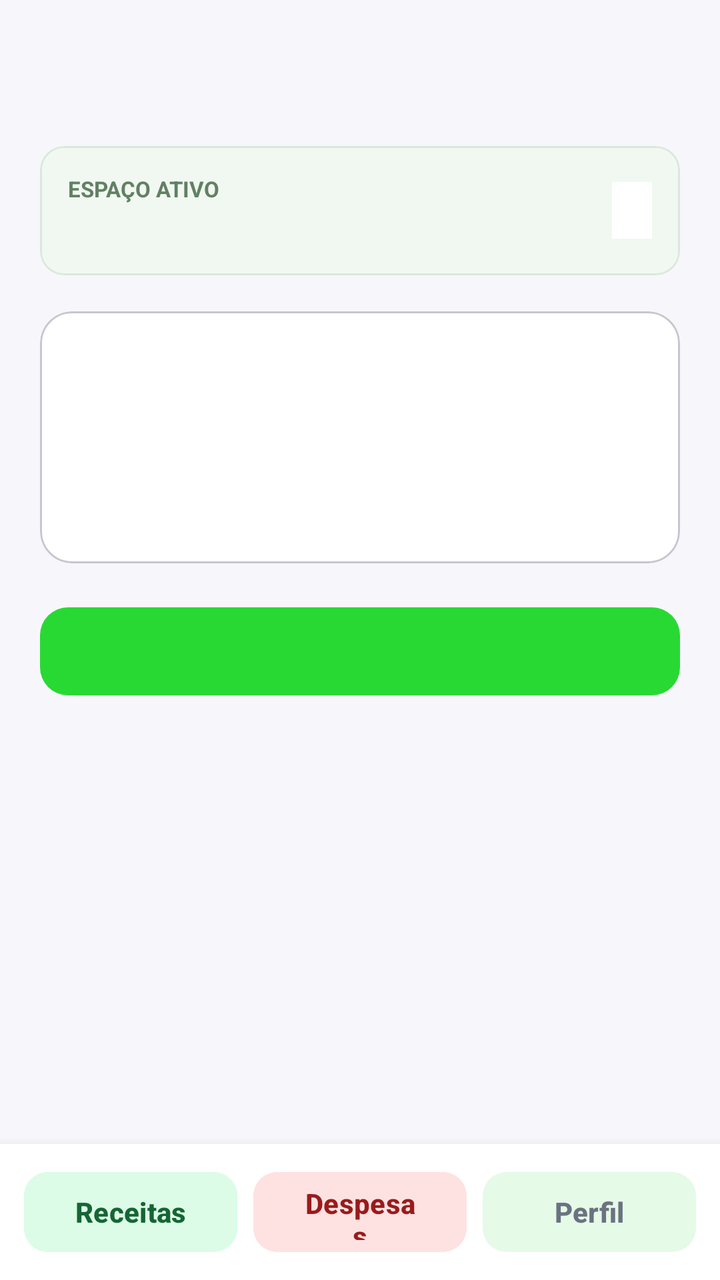
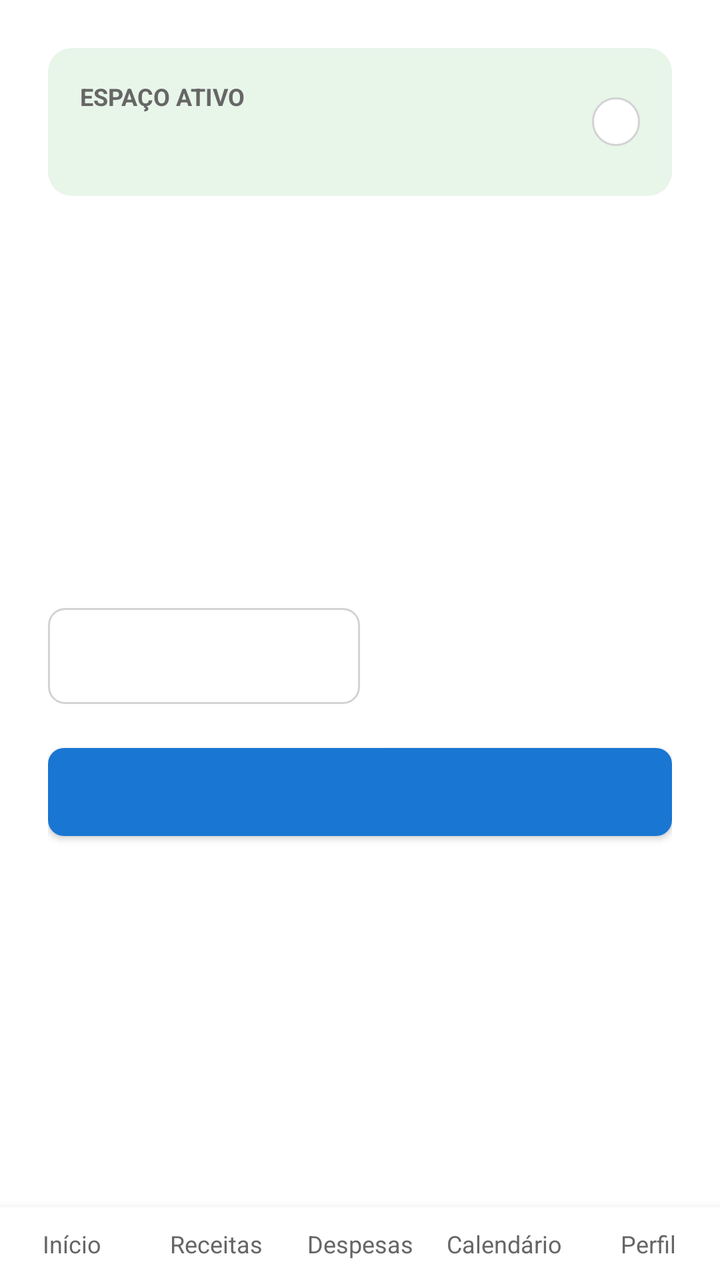

Compare the two renders of this Android layout. The source of the first and the diff that turns it into the second are given below.
<!-- AndroidManifest.xml: application theme Theme.Meu_controle -->
<!-- res/layout/activity_account_list.xml -->
<?xml version="1.0" encoding="utf-8"?>
<LinearLayout xmlns:android="http://schemas.android.com/apk/res/android"
    xmlns:app="http://schemas.android.com/apk/res-auto"
    android:layout_width="match_parent"
    android:layout_height="match_parent"
    android:background="@color/app_background"
    android:orientation="vertical">

    <ScrollView
        android:layout_width="match_parent"
        android:layout_height="0dp"
        android:layout_weight="1"
        android:clipToPadding="false"
        android:fillViewport="true">

        <LinearLayout
            android:layout_width="match_parent"
            android:layout_height="wrap_content"
            android:orientation="vertical"
            android:paddingStart="20dp"
            android:paddingTop="24dp"
            android:paddingEnd="20dp"
            android:paddingBottom="16dp">

            <TextView
                android:id="@+id/accounts_title"
                android:layout_width="match_parent"
                android:layout_height="wrap_content"
                android:textColor="@color/text_primary"
                android:textSize="26sp"
                android:textStyle="bold" />

            <com.google.android.material.card.MaterialCardView
                android:layout_width="match_parent"
                android:layout_height="wrap_content"
                android:layout_marginTop="14dp"
                app:cardBackgroundColor="@color/profile_background"
                app:cardCornerRadius="12dp"
                app:cardElevation="0dp"
                app:strokeColor="@color/profile_stroke"
                app:strokeWidth="1dp">

                <LinearLayout
                    android:layout_width="match_parent"
                    android:layout_height="wrap_content"
                    android:gravity="center_vertical"
                    android:orientation="horizontal"
                    android:padding="14dp">

                    <LinearLayout
                        android:layout_width="0dp"
                        android:layout_height="wrap_content"
                        android:layout_weight="1"
                        android:orientation="vertical">

                        <TextView
                            android:layout_width="wrap_content"
                            android:layout_height="wrap_content"
                            android:text="@string/active_space_label"
                            android:textColor="@color/profile_label"
                            android:textSize="11sp"
                            android:textStyle="bold" />

                        <TextView
                            android:id="@+id/active_space_name"
                            android:layout_width="wrap_content"
                            android:layout_height="wrap_content"
                            android:layout_marginTop="3dp"
                            android:textColor="@color/primary_green_dark"
                            android:textSize="14sp"
                            android:textStyle="bold" />
                    </LinearLayout>

                    <TextView
                        android:id="@+id/active_space_detail"
                        android:layout_width="wrap_content"
                        android:layout_height="wrap_content"
                        android:background="@color/surface"
                        android:paddingStart="10dp"
                        android:paddingTop="6dp"
                        android:paddingEnd="10dp"
                        android:paddingBottom="6dp"
                        android:textColor="@color/primary_green_dark"
                        android:textSize="12sp" />
                </LinearLayout>
            </com.google.android.material.card.MaterialCardView>

            <com.google.android.material.card.MaterialCardView
                android:id="@+id/accounts_summary_card"
                android:layout_width="match_parent"
                android:layout_height="wrap_content"
                android:layout_marginTop="18dp"
                app:cardCornerRadius="16dp"
                app:cardElevation="0dp">

                <LinearLayout
                    android:layout_width="match_parent"
                    android:layout_height="wrap_content"
                    android:orientation="vertical"
                    android:padding="20dp">

                    <TextView
                        android:id="@+id/accounts_summary_label"
                        android:layout_width="match_parent"
                        android:layout_height="wrap_content"
                        android:textColor="#EFFFFFFF"
                        android:textSize="14sp" />

                    <TextView
                        android:id="@+id/accounts_summary_amount"
                        android:layout_width="match_parent"
                        android:layout_height="wrap_content"
                        android:layout_marginTop="8dp"
                        android:textColor="@color/white"
                        android:textSize="28sp"
                        android:textStyle="bold" />

                    <TextView
                        android:id="@+id/accounts_summary_count"
                        android:layout_width="match_parent"
                        android:layout_height="wrap_content"
                        android:layout_marginTop="4dp"
                        android:textColor="#EFFFFFFF"
                        android:textSize="13sp" />
                </LinearLayout>
            </com.google.android.material.card.MaterialCardView>

            <com.google.android.material.button.MaterialButton
                android:id="@+id/new_account_button"
                android:layout_width="match_parent"
                android:layout_height="52dp"
                android:layout_marginTop="18dp"
                android:textAllCaps="false"
                android:textSize="15sp"
                android:textStyle="bold" />

            <com.google.android.material.card.MaterialCardView
                android:id="@+id/empty_accounts_card"
                android:layout_width="match_parent"
                android:layout_height="wrap_content"
                android:layout_marginTop="20dp"
                android:visibility="gone"
                app:cardBackgroundColor="@color/surface"
                app:cardCornerRadius="14dp"
                app:cardElevation="0dp"
                app:strokeColor="@color/card_stroke"
                app:strokeWidth="1dp">

                <TextView
                    android:id="@+id/empty_accounts_message"
                    android:layout_width="match_parent"
                    android:layout_height="wrap_content"
                    android:gravity="center"
                    android:padding="24dp"
                    android:text="@string/empty_accounts"
                    android:textColor="@color/text_secondary"
                    android:textSize="15sp" />
            </com.google.android.material.card.MaterialCardView>

            <LinearLayout
                android:id="@+id/accounts_container"
                android:layout_width="match_parent"
                android:layout_height="wrap_content"
                android:layout_marginTop="20dp"
                android:orientation="vertical" />
        </LinearLayout>
    </ScrollView>

    <LinearLayout
        android:layout_width="match_parent"
        android:layout_height="wrap_content"
        android:background="@color/surface"
        android:elevation="8dp"
        android:gravity="center"
        android:orientation="horizontal"
        android:paddingStart="12dp"
        android:paddingTop="10dp"
        android:paddingEnd="12dp"
        android:paddingBottom="10dp">

        <com.google.android.material.button.MaterialButton
            android:id="@+id/nav_receivables"
            android:layout_width="0dp"
            android:layout_height="48dp"
            android:layout_weight="1"
            android:backgroundTint="@color/receivables_tab_background"
            android:text="@string/nav_receivables"
            android:textAllCaps="false"
            android:textColor="@color/receivables_tab_text"
            android:textSize="14sp"
            android:textStyle="bold"
            app:cornerRadius="12dp" />

        <com.google.android.material.button.MaterialButton
            android:id="@+id/nav_payables"
            android:layout_width="0dp"
            android:layout_height="48dp"
            android:layout_marginStart="8dp"
            android:layout_weight="1"
            android:backgroundTint="@color/payables_tab_background"
            android:text="@string/nav_payables"
            android:textAllCaps="false"
            android:textColor="@color/payables_tab_text"
            android:textSize="14sp"
            android:textStyle="bold"
            app:cornerRadius="12dp" />

        <com.google.android.material.button.MaterialButton
            android:id="@+id/nav_profile"
            android:layout_width="0dp"
            android:layout_height="48dp"
            android:layout_marginStart="8dp"
            android:layout_weight="1"
            android:backgroundTint="@color/surface"
            android:text="@string/nav_profile"
            android:textAllCaps="false"
            android:textColor="@color/text_secondary"
            android:textSize="14sp"
            app:cornerRadius="12dp" />
    </LinearLayout>
</LinearLayout>
<!-- resources referenced by this layout -->
<resources>
  <color name="app_background">#F7F7FB</color>
  <color name="card_stroke">#ECECF2</color>
  <color name="primary_green_dark">#2E7D32</color>
  <color name="profile_background">#F1F8F1</color>
  <color name="profile_label">#628064</color>
  <color name="profile_stroke">#DCE8DC</color>
  <color name="surface">#FFFFFFFF</color>
  <color name="text_primary">#1A1A1A</color>
  <color name="text_secondary">#6B7280</color>
  <color name="white">#FFFFFFFF</color>
  <string name="active_space_label">ESPAÇO ATIVO</string>
  <string name="empty_accounts">Nenhuma conta cadastrada.</string>
  <string name="nav_payables">Despesas</string>
  <string name="nav_profile">Perfil</string>
  <string name="nav_receivables">Receitas</string>
  <style name="Theme.Meu_controle" parent="Base.Theme.Meu_controle" />
  <style name="Base.Theme.Meu_controle" parent="Theme.Material3.Light.NoActionBar">
          <item name="colorPrimary">@color/primary_green</item>
          <item name="colorOnPrimary">@color/white</item>
          <item name="colorPrimaryContainer">@color/receita_fundo</item>
          <item name="colorOnPrimaryContainer">@color/receita_texto</item>
          <item name="colorSecondary">@color/primary_green</item>
          <item name="colorError">@color/acao_excluir</item>
          <item name="colorSurface">@color/surface</item>
          <item name="colorOnSurface">@color/text_primary</item>
          <item name="colorOutline">@color/field_stroke</item>
          <item name="android:colorBackground">@color/app_background</item>
          <item name="android:windowLightStatusBar">true</item>
  
          
          <item name="materialButtonStyle">@style/Widget.MeuControle.Button</item>
      </style>
  <color name="primary_green">#28D934</color>
  <color name="receita_fundo">#E8F5E9</color>
  <color name="receita_texto">#1B5E20</color>
  <color name="acao_excluir">#D32F2F</color>
  <color name="field_stroke">#E5E7EB</color>
  <style name="Widget.MeuControle.Button" parent="Widget.Material3.Button">
          <item name="backgroundTint">@color/primary_green</item>
          <item name="android:textColor">@color/white</item>
          <item name="android:textAllCaps">false</item>
          <item name="android:textStyle">bold</item>
          <item name="cornerRadius">14dp</item>
      </style>
</resources>

<!-- the commit's change to res/layout/activity_account_list.xml (unified diff, before → after) -->
@@ -3,219 +3,232 @@
     xmlns:app="http://schemas.android.com/apk/res-auto"
     android:layout_width="match_parent"
     android:layout_height="match_parent"
-    android:background="@color/app_background"
+    android:background="@color/white"
     android:orientation="vertical">
 
     <ScrollView
         android:layout_width="match_parent"
         android:layout_height="0dp"
         android:layout_weight="1"
-        android:clipToPadding="false"
         android:fillViewport="true">
 
         <LinearLayout
             android:layout_width="match_parent"
             android:layout_height="wrap_content"
             android:orientation="vertical"
-            android:paddingStart="20dp"
-            android:paddingTop="24dp"
-            android:paddingEnd="20dp"
-            android:paddingBottom="16dp">
-
+            android:padding="24dp">
+
+            
+            <LinearLayout
+                android:layout_width="match_parent"
+                android:layout_height="wrap_content"
+                android:background="@drawable/bg_card_light_green"
+                android:gravity="center_vertical"
+                android:padding="16dp">
+
+                <LinearLayout
+                    android:layout_width="0dp"
+                    android:layout_height="wrap_content"
+                    android:layout_weight="1"
+                    android:orientation="vertical">
+
+                    <TextView
+                        android:layout_width="wrap_content"
+                        android:layout_height="wrap_content"
+                        android:text="@string/espaco_ativo"
+                        android:textColor="@color/gray_text"
+                        android:textSize="12sp"
+                        android:textStyle="bold" />
+
+                    <TextView
+                        android:id="@+id/active_space_name"
+                        android:layout_width="wrap_content"
+                        android:layout_height="wrap_content"
+                        android:layout_marginTop="4dp"
+                        android:textColor="@color/black"
+                        android:textSize="16sp"
+                        android:textStyle="bold" />
+                </LinearLayout>
+
+                <TextView
+                    android:id="@+id/active_space_detail"
+                    android:layout_width="wrap_content"
+                    android:layout_height="wrap_content"
+                    android:background="@drawable/bg_badge"
+                    android:paddingHorizontal="12dp"
+                    android:paddingVertical="4dp"
+                    android:textColor="@color/black"
+                    android:textSize="12sp" />
+            </LinearLayout>
+
+            
             <TextView
                 android:id="@+id/accounts_title"
-                android:layout_width="match_parent"
-                android:layout_height="wrap_content"
-                android:textColor="@color/text_primary"
-                android:textSize="26sp"
+                android:layout_width="wrap_content"
+                android:layout_height="wrap_content"
+                android:layout_marginTop="24dp"
+                android:textColor="@color/black"
+                android:textSize="28sp"
                 android:textStyle="bold" />
 
-            <com.google.android.material.card.MaterialCardView
-                android:layout_width="match_parent"
-                android:layout_height="wrap_content"
-                android:layout_marginTop="14dp"
-                app:cardBackgroundColor="@color/profile_background"
-                app:cardCornerRadius="12dp"
-                app:cardElevation="0dp"
-                app:strokeColor="@color/profile_stroke"
-                app:strokeWidth="1dp">
-
-                <LinearLayout
-                    android:layout_width="match_parent"
-                    android:layout_height="wrap_content"
-                    android:gravity="center_vertical"
-                    android:orientation="horizontal"
-                    android:padding="14dp">
-
-                    <LinearLayout
-                        android:layout_width="0dp"
-                        android:layout_height="wrap_content"
-                        android:layout_weight="1"
-                        android:orientation="vertical">
-
-                        <TextView
-                            android:layout_width="wrap_content"
-                            android:layout_height="wrap_content"
-                            android:text="@string/active_space_label"
-                            android:textColor="@color/profile_label"
-                            android:textSize="11sp"
-                            android:textStyle="bold" />
-
-                        <TextView
-                            android:id="@+id/active_space_name"
-                            android:layout_width="wrap_content"
-                            android:layout_height="wrap_content"
-                            android:layout_marginTop="3dp"
-                            android:textColor="@color/primary_green_dark"
-                            android:textSize="14sp"
-                            android:textStyle="bold" />
-                    </LinearLayout>
-
-                    <TextView
-                        android:id="@+id/active_space_detail"
-                        android:layout_width="wrap_content"
-                        android:layout_height="wrap_content"
-                        android:background="@color/surface"
-                        android:paddingStart="10dp"
-                        android:paddingTop="6dp"
-                        android:paddingEnd="10dp"
-                        android:paddingBottom="6dp"
-                        android:textColor="@color/primary_green_dark"
-                        android:textSize="12sp" />
-                </LinearLayout>
-            </com.google.android.material.card.MaterialCardView>
-
+            
             <com.google.android.material.card.MaterialCardView
                 android:id="@+id/accounts_summary_card"
                 android:layout_width="match_parent"
                 android:layout_height="wrap_content"
-                android:layout_marginTop="18dp"
-                app:cardCornerRadius="16dp"
+                android:layout_marginTop="16dp"
+                app:cardCornerRadius="12dp"
                 app:cardElevation="0dp">
 
                 <LinearLayout
                     android:layout_width="match_parent"
                     android:layout_height="wrap_content"
                     android:orientation="vertical"
-                    android:padding="20dp">
+                    android:padding="16dp">
 
                     <TextView
                         android:id="@+id/accounts_summary_label"
-                        android:layout_width="match_parent"
-                        android:layout_height="wrap_content"
-                        android:textColor="#EFFFFFFF"
+                        android:layout_width="wrap_content"
+                        android:layout_height="wrap_content"
+                        android:textColor="@color/white"
                         android:textSize="14sp" />
 
                     <TextView
                         android:id="@+id/accounts_summary_amount"
-                        android:layout_width="match_parent"
-                        android:layout_height="wrap_content"
-                        android:layout_marginTop="8dp"
+                        android:layout_width="wrap_content"
+                        android:layout_height="wrap_content"
+                        android:layout_marginTop="4dp"
                         android:textColor="@color/white"
                         android:textSize="28sp"
                         android:textStyle="bold" />
 
                     <TextView
                         android:id="@+id/accounts_summary_count"
-                        android:layout_width="match_parent"
+                        android:layout_width="wrap_content"
                         android:layout_height="wrap_content"
                         android:layout_marginTop="4dp"
-                        android:textColor="#EFFFFFFF"
-                        android:textSize="13sp" />
+                        android:textColor="@color/white"
+                        android:textSize="12sp" />
                 </LinearLayout>
             </com.google.android.material.card.MaterialCardView>
 
+            
+            <LinearLayout
+                android:id="@+id/filter_container"
+                android:layout_width="match_parent"
+                android:layout_height="wrap_content"
+                android:layout_marginTop="16dp"
+                android:orientation="horizontal">
+
+                <Spinner
+                    android:id="@+id/category_spinner"
+                    android:layout_width="0dp"
+                    android:layout_height="48dp"
+                    android:layout_weight="1"
+                    android:background="@drawable/bg_input_field"
+                    android:paddingHorizontal="12dp" />
+
+                <View
+                    android:layout_width="0dp"
+                    android:layout_height="0dp"
+                    android:layout_weight="1" />
+            </LinearLayout>
+
+            
             <com.google.android.material.button.MaterialButton
                 android:id="@+id/new_account_button"
                 android:layout_width="match_parent"
-                android:layout_height="52dp"
-                android:layout_marginTop="18dp"
+                android:layout_height="56dp"
+                android:layout_marginTop="16dp"
                 android:textAllCaps="false"
-                android:textSize="15sp"
-                android:textStyle="bold" />
-
-            <com.google.android.material.card.MaterialCardView
-                android:id="@+id/empty_accounts_card"
-                android:layout_width="match_parent"
-                android:layout_height="wrap_content"
-                android:layout_marginTop="20dp"
-                android:visibility="gone"
-                app:cardBackgroundColor="@color/surface"
-                app:cardCornerRadius="14dp"
-                app:cardElevation="0dp"
-                app:strokeColor="@color/card_stroke"
-                app:strokeWidth="1dp">
-
-                <TextView
-                    android:id="@+id/empty_accounts_message"
-                    android:layout_width="match_parent"
-                    android:layout_height="wrap_content"
-                    android:gravity="center"
-                    android:padding="24dp"
-                    android:text="@string/empty_accounts"
-                    android:textColor="@color/text_secondary"
-                    android:textSize="15sp" />
-            </com.google.android.material.card.MaterialCardView>
-
+                android:textSize="16sp"
+                app:cornerRadius="8dp" />
+
+            
             <LinearLayout
                 android:id="@+id/accounts_container"
                 android:layout_width="match_parent"
                 android:layout_height="wrap_content"
-                android:layout_marginTop="20dp"
+                android:layout_marginTop="24dp"
                 android:orientation="vertical" />
+
+            <TextView
+                android:id="@+id/empty_accounts_message"
+                android:layout_width="match_parent"
+                android:layout_height="wrap_content"
+                android:layout_marginTop="32dp"
+                android:gravity="center"
+                android:text="Nenhuma movimentação cadastrada."
+                android:textColor="@color/gray_text"
+                android:visibility="gone" />
+
         </LinearLayout>
     </ScrollView>
 
-    <LinearLayout
+    
+    <include
+        layout="@layout/layout_bottom_nav"
         android:layout_width="match_parent"
-        android:layout_height="wrap_content"
-        android:background="@color/surface"
-        android:elevation="8dp"
-        android:gravity="center"
-        android:orientation="horizontal"
-        android:paddingStart="12dp"
-        android:paddingTop="10dp"
-        android:paddingEnd="12dp"
-        android:paddingBottom="10dp">
-
-        <com.google.android.material.button.MaterialButton
-            android:id="@+id/nav_receivables"
-            android:layout_width="0dp"
-            android:layout_height="48dp"
-            android:layout_weight="1"
-            android:backgroundTint="@color/receivables_tab_background"
-            android:text="@string/nav_receivables"
-            android:textAllCaps="false"
-            android:textColor="@color/receivables_tab_text"
-            android:textSize="14sp"
-            android:textStyle="bold"
-            app:cornerRadius="12dp" />
-
-        <com.google.android.material.button.MaterialButton
-            android:id="@+id/nav_payables"
-            android:layout_width="0dp"
-            android:layout_height="48dp"
-            android:layout_marginStart="8dp"
-            android:layout_weight="1"
-            android:backgroundTint="@color/payables_tab_background"
-            android:text="@string/nav_payables"
-            android:textAllCaps="false"
-            android:textColor="@color/payables_tab_text"
-            android:textSize="14sp"
-            android:textStyle="bold"
-            app:cornerRadius="12dp" />
-
-        <com.google.android.material.button.MaterialButton
-            android:id="@+id/nav_profile"
-            android:layout_width="0dp"
-            android:layout_height="48dp"
-            android:layout_marginStart="8dp"
-            android:layout_weight="1"
-            android:backgroundTint="@color/surface"
-            android:text="@string/nav_profile"
-            android:textAllCaps="false"
-            android:textColor="@color/text_secondary"
-            android:textSize="14sp"
-            app:cornerRadius="12dp" />
-    </LinearLayout>
+        android:layout_height="wrap_content" />
 </LinearLayout>
+<!-- res/layout/layout_bottom_nav.xml (included above) -->
+<?xml version="1.0" encoding="utf-8"?>
+<LinearLayout xmlns:android="http://schemas.android.com/apk/res/android"
+    android:layout_width="match_parent"
+    android:layout_height="wrap_content"
+    android:orientation="horizontal"
+    android:background="#FFFFFF"
+    android:elevation="8dp"
+    android:paddingTop="10dp"
+    android:paddingBottom="10dp">
+
+    <TextView
+        android:id="@+id/nav_dashboard"
+        android:layout_width="0dp"
+        android:layout_height="wrap_content"
+        android:layout_weight="1"
+        android:gravity="center"
+        android:text="Início"
+        android:textColor="#666666"
+        android:textSize="12sp" />
+
+    <TextView
+        android:id="@+id/nav_receitas"
+        android:layout_width="0dp"
+        android:layout_height="wrap_content"
+        android:layout_weight="1"
+        android:gravity="center"
+        android:text="Receitas"
+        android:textColor="#666666"
+        android:textSize="12sp" />
+
+    <TextView
+        android:id="@+id/nav_despesas"
+        android:layout_width="0dp"
+        android:layout_height="wrap_content"
+        android:layout_weight="1"
+        android:gravity="center"
+        android:text="Despesas"
+        android:textColor="#666666"
+        android:textSize="12sp" />
+
+    <TextView
+        android:id="@+id/nav_calendario"
+        android:layout_width="0dp"
+        android:layout_height="wrap_content"
+        android:layout_weight="1"
+        android:gravity="center"
+        android:text="Calendário"
+        android:textColor="#666666"
+        android:textSize="12sp" />
+
+    <TextView
+        android:id="@+id/nav_perfil"
+        android:layout_width="0dp"
+        android:layout_height="wrap_content"
+        android:layout_weight="1"
+        android:gravity="center"
+        android:text="Perfil"
+        android:textColor="#666666"
+        android:textSize="12sp" />
+</LinearLayout>
<!-- resource entries referenced after the edit -->
@@ -1,48 +1,37 @@
 <!-- resources referenced by this layout -->
 <resources>
-  <color name="app_background">#F7F7FB</color>
-  <color name="card_stroke">#ECECF2</color>
-  <color name="primary_green_dark">#2E7D32</color>
-  <color name="profile_background">#F1F8F1</color>
-  <color name="profile_label">#628064</color>
-  <color name="profile_stroke">#DCE8DC</color>
-  <color name="surface">#FFFFFFFF</color>
-  <color name="text_primary">#1A1A1A</color>
-  <color name="text_secondary">#6B7280</color>
-  <color name="white">#FFFFFFFF</color>
-  <string name="active_space_label">ESPAÇO ATIVO</string>
-  <string name="empty_accounts">Nenhuma conta cadastrada.</string>
-  <string name="nav_payables">Despesas</string>
-  <string name="nav_profile">Perfil</string>
-  <string name="nav_receivables">Receitas</string>
-  <style name="Theme.Meu_controle" parent="Base.Theme.Meu_controle" />
-  <style name="Base.Theme.Meu_controle" parent="Theme.Material3.Light.NoActionBar">
-          <item name="colorPrimary">@color/primary_green</item>
-          <item name="colorOnPrimary">@color/white</item>
-          <item name="colorPrimaryContainer">@color/receita_fundo</item>
-          <item name="colorOnPrimaryContainer">@color/receita_texto</item>
-          <item name="colorSecondary">@color/primary_green</item>
-          <item name="colorError">@color/acao_excluir</item>
-          <item name="colorSurface">@color/surface</item>
-          <item name="colorOnSurface">@color/text_primary</item>
-          <item name="colorOutline">@color/field_stroke</item>
-          <item name="android:colorBackground">@color/app_background</item>
-          <item name="android:windowLightStatusBar">true</item>
-  
-          
-          <item name="materialButtonStyle">@style/Widget.MeuControle.Button</item>
+  <color name="black">#1A1A1A</color>
+  <color name="gray_text">#666666</color>
+  <color name="white">#FFFFFF</color>
+  <!-- drawable bg_badge (drawable) -->
+  <?xml version="1.0" encoding="utf-8"?>
+  <shape xmlns:android="http://schemas.android.com/apk/res/android">
+      <solid android:color="@color/white" />
+      <stroke android:width="1dp" android:color="@color/gray_border" />
+      <corners android:radius="16dp" />
+  </shape>
+  <!-- drawable bg_card_light_green (drawable) -->
+  <?xml version="1.0" encoding="utf-8"?>
+  <shape xmlns:android="http://schemas.android.com/apk/res/android">
+      <solid android:color="@color/green_light_bg" />
+      <corners android:radius="12dp" />
+  </shape>
+  <!-- drawable bg_input_field (drawable) -->
+  <?xml version="1.0" encoding="utf-8"?>
+  <shape xmlns:android="http://schemas.android.com/apk/res/android">
+      <solid android:color="@color/white" />
+      <stroke android:width="1dp" android:color="@color/gray_border" />
+      <corners android:radius="8dp" />
+  </shape>
+  <string name="espaco_ativo">ESPAÇO ATIVO</string>
+  <style name="Theme.Meu_controle" parent="Theme.MaterialComponents.DayNight.NoActionBar">
+          <item name="colorPrimary">@color/primary</item>
+          <item name="colorPrimaryDark">@color/primary_dark</item>
+          <item name="colorAccent">@color/primary</item>
       </style>
-  <color name="primary_green">#28D934</color>
-  <color name="receita_fundo">#E8F5E9</color>
-  <color name="receita_texto">#1B5E20</color>
-  <color name="acao_excluir">#D32F2F</color>
-  <color name="field_stroke">#E5E7EB</color>
-  <style name="Widget.MeuControle.Button" parent="Widget.Material3.Button">
-          <item name="backgroundTint">@color/primary_green</item>
-          <item name="android:textColor">@color/white</item>
-          <item name="android:textAllCaps">false</item>
-          <item name="android:textStyle">bold</item>
-          <item name="cornerRadius">14dp</item>
-      </style>
+  <color name="gray_border">#D3D3D3</color>
+  <color name="green_light_bg">#E8F5E9</color>
+  <color name="primary">#1976D2</color>
+  <color name="primary_dark">#0D47A1</color>
 </resources>
 
